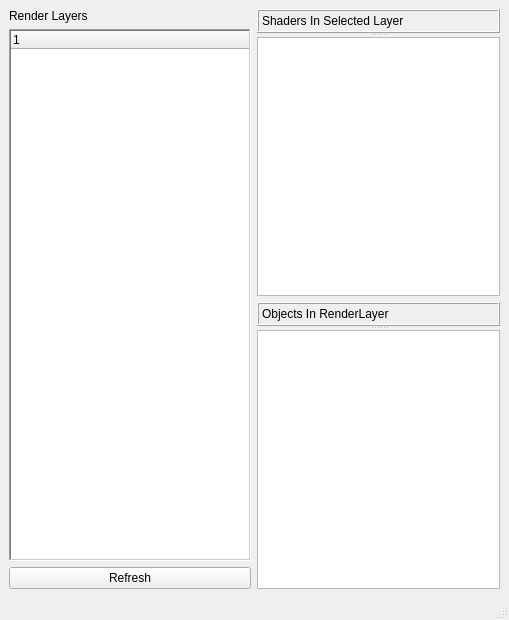
Before: the Qt Designer form RenderLayerQuery/renderlayerOrganizer.ui in Dsschieber/pythonScripts, drawn with Qt 5.
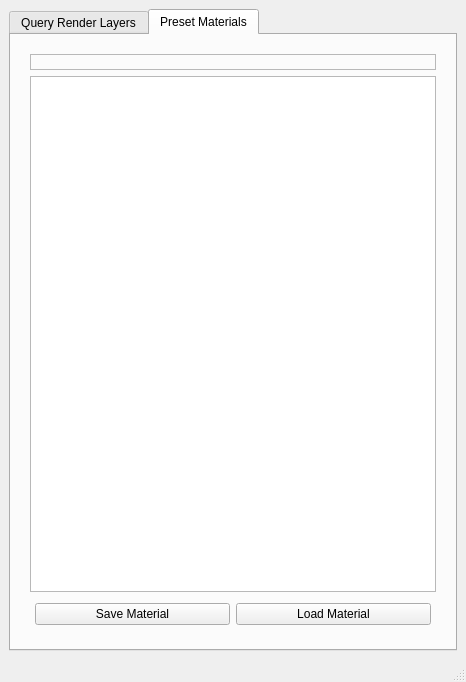
After: the same form once the commit is applied. Icons and pictures are not drawn.

Diff of the .ui file:
```diff
--- a/RenderLayerQuery/renderlayerOrganizer.ui
+++ b/RenderLayerQuery/renderlayerOrganizer.ui
@@ -6,8 +6,8 @@
    <rect>
     <x>0</x>
     <y>0</y>
-    <width>509</width>
-    <height>620</height>
+    <width>466</width>
+    <height>682</height>
    </rect>
   </property>
   <property name="windowTitle">
@@ -16,7 +16,20 @@
   <widget class="QWidget" name="centralwidget">
    <layout class="QGridLayout" name="gridLayout">
     <item row="0" column="0">
+     <widget class="QTabWidget" name="tabWidget">
+      <property name="currentIndex">
+       <number>1</number>
+      </property>
+      <widget class="QWidget" name="tab_3">
+       <attribute name="title">
+        <string>Query Render Layers</string>
+       </attribute>
+       <layout class="QGridLayout" name="gridLayout_3">
+        <item row="0" column="0">
      <layout class="QHBoxLayout" name="horizontalLayout">
+          <property name="margin">
+           <number>5</number>
+          </property>
       <item>
        <layout class="QVBoxLayout" name="verticalLayout">
         <item>
@@ -143,6 +156,78 @@
     </item>
    </layout>
   </widget>
+      <widget class="QWidget" name="tab_4">
+       <attribute name="title">
+        <string>Preset Materials</string>
+       </attribute>
+       <layout class="QGridLayout" name="gridLayout_2">
+        <item row="0" column="0">
+         <layout class="QVBoxLayout" name="verticalLayout_4">
+          <property name="margin">
+           <number>5</number>
+          </property>
+          <item>
+           <layout class="QVBoxLayout" name="verticalLayout_3">
+            <property name="margin">
+             <number>5</number>
+            </property>
+            <item>
+             <widget class="QLabel" name="loadPreviewImage">
+              <property name="frameShape">
+               <enum>QFrame::StyledPanel</enum>
+              </property>
+              <property name="text">
+               <string/>
+              </property>
+              <property name="pixmap">
+               <pixmap>placeHolderPic.jpg</pixmap>
+              </property>
+              <property name="alignment">
+               <set>Qt::AlignCenter</set>
+              </property>
+             </widget>
+            </item>
+            <item>
+             <widget class="QListWidget" name="matLoaderList">
+              <property name="frameShape">
+               <enum>QFrame::StyledPanel</enum>
+              </property>
+              <property name="horizontalScrollBarPolicy">
+               <enum>Qt::ScrollBarAlwaysOff</enum>
+              </property>
+             </widget>
+            </item>
+            <item>
+             <layout class="QHBoxLayout" name="horizontalLayout_2">
+              <property name="margin">
+               <number>5</number>
+              </property>
+              <item>
+               <widget class="QPushButton" name="saveMatBttm">
+                <property name="text">
+                 <string>Save Material</string>
+                </property>
+               </widget>
+              </item>
+              <item>
+               <widget class="QPushButton" name="loadMatBttm">
+                <property name="text">
+                 <string>Load Material</string>
+                </property>
+               </widget>
+              </item>
+             </layout>
+            </item>
+           </layout>
+          </item>
+         </layout>
+        </item>
+       </layout>
+      </widget>
+     </widget>
+    </item>
+   </layout>
+  </widget>
   <widget class="QMenuBar" name="menubar">
    <property name="geometry">
     <rect>
```
Left out of the diff: 2 changed lines with no effect on the pictures. Lines whose indentation alone changed are shown as unchanged.
